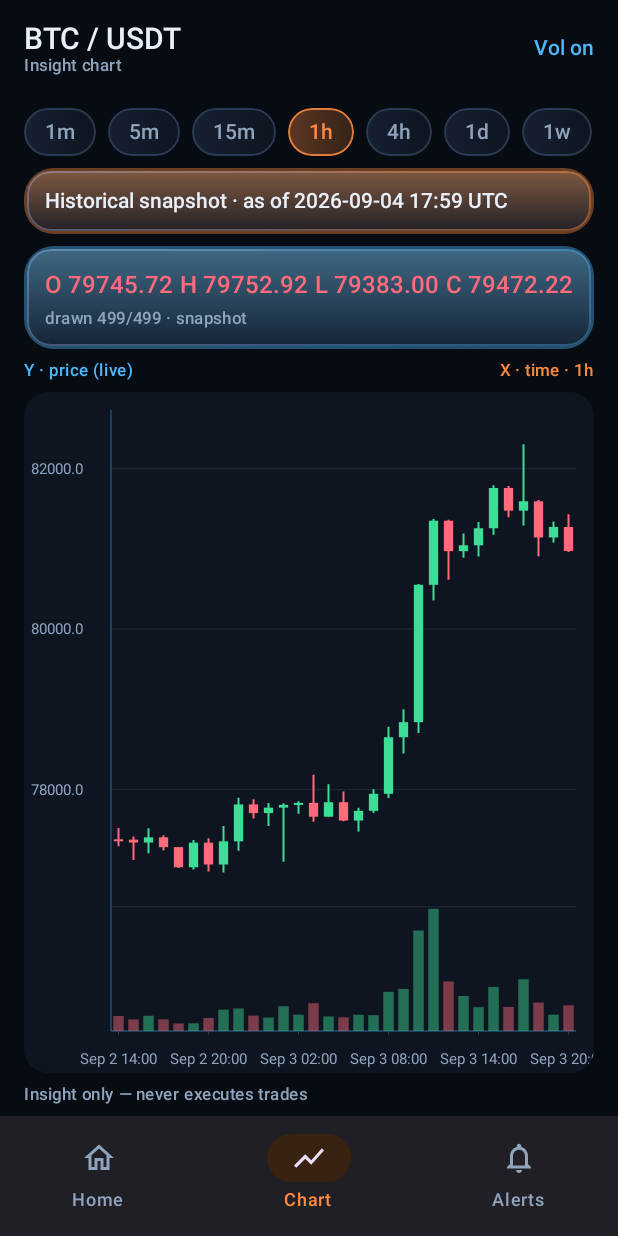
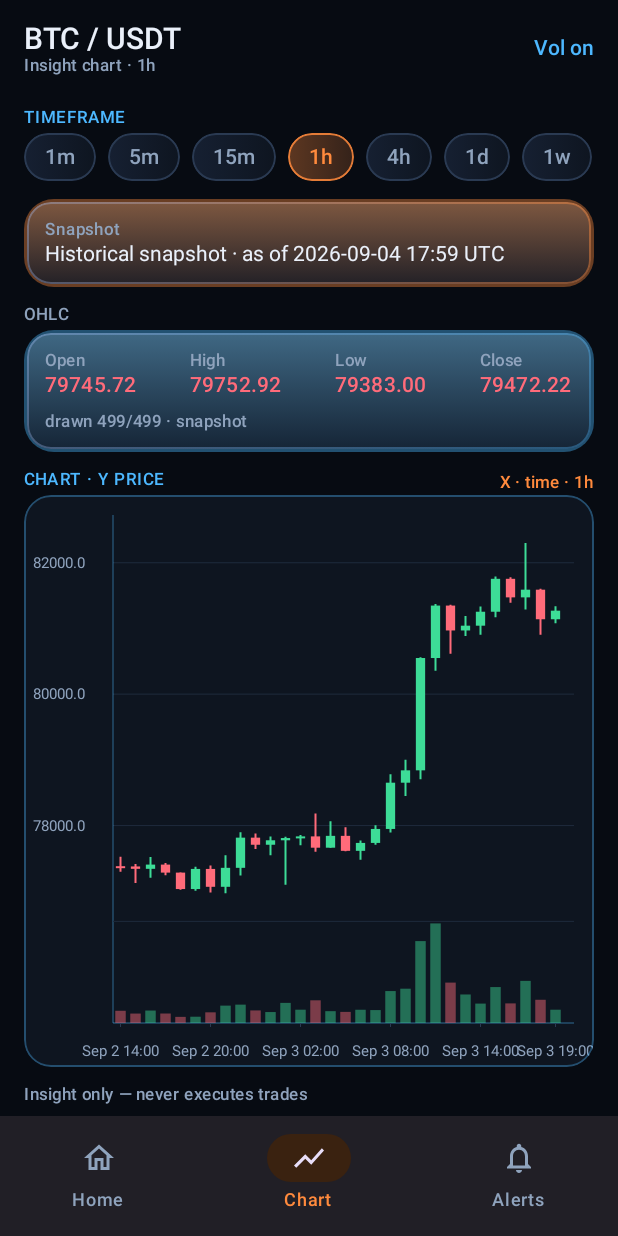
Before and after one commit to dice5am/confluence_app, an Android app built with Jetpack Compose: the screen it shows after launch (MainActivity), item 2 of the bottom bar chosen, on a phone screen of 412 x 824 dp. Run offline under Robolectric (Android 15) with nearby library versions, the light colour scheme and no system bars.

Commit message:
MOB P2: holistic UI uplift (hierarchy/chrome/states)
AppSectionLabel + chart/home section rhythm, banner title/body,
OHLC cells, glass chart pane, clearer empty/loading — no P3,
snapshot path untouched. Axes already on main (c87d480).

```diff
--- /dev/null
+++ b/core-ui/src/main/java/com/cavin/confluence/core/ui/components/AppSectionLabel.kt
@@ -0,0 +1,31 @@
+package com.cavin.confluence.core.ui.components
+
+import androidx.compose.foundation.layout.padding
+import androidx.compose.material3.MaterialTheme
+import androidx.compose.material3.Text
+import androidx.compose.runtime.Composable
+import androidx.compose.ui.Modifier
+import androidx.compose.ui.text.font.FontWeight
+import androidx.compose.ui.text.style.TextOverflow
+import androidx.compose.ui.unit.dp
+import androidx.compose.ui.unit.sp
+import com.cavin.confluence.core.ui.theme.ConfluenceColors
+
+/** Small hierarchy label above a chrome block (chips, cards, chart pane). */
+@Composable
+fun AppSectionLabel(
+    text: String,
+    modifier: Modifier = Modifier,
+    accent: Boolean = false,
+) {
+    Text(
+        text = text.uppercase(),
+        modifier = modifier.padding(bottom = 4.dp),
+        style = MaterialTheme.typography.labelSmall,
+        fontWeight = FontWeight.SemiBold,
+        letterSpacing = 0.8.sp,
+        color = if (accent) ConfluenceColors.Primary else ConfluenceColors.OnSurfaceMuted,
+        maxLines = 1,
+        overflow = TextOverflow.Ellipsis,
+    )
+}
--- a/feature-chart/src/main/java/com/cavin/confluence/feature/chart/ChartScreen.kt
+++ b/feature-chart/src/main/java/com/cavin/confluence/feature/chart/ChartScreen.kt
@@ -1,6 +1,7 @@
 package com.cavin.confluence.feature.chart
 
 import androidx.compose.foundation.background
+import androidx.compose.foundation.border
 import androidx.compose.foundation.horizontalScroll
 import androidx.compose.foundation.layout.Arrangement
 import androidx.compose.foundation.layout.Box
@@ -28,6 +29,7 @@ import androidx.compose.ui.draw.clip
 import androidx.compose.ui.text.font.FontWeight
 import androidx.compose.ui.tooling.preview.Preview
 import androidx.compose.ui.unit.dp
+import androidx.compose.ui.unit.sp
 import androidx.lifecycle.compose.collectAsStateWithLifecycle
 import androidx.lifecycle.viewmodel.compose.viewModel
 import com.cavin.confluence.core.ui.components.AppButton
@@ -36,6 +38,7 @@ import com.cavin.confluence.core.ui.components.AppCard
 import com.cavin.confluence.core.ui.components.AppCardGlow
 import com.cavin.confluence.core.ui.components.AppChip
 import com.cavin.confluence.core.ui.components.AppChipAccent
+import com.cavin.confluence.core.ui.components.AppSectionLabel
 import com.cavin.confluence.core.ui.components.AppTextButton
 import com.cavin.confluence.core.ui.theme.ConfluenceColors
 import com.cavin.confluence.core.ui.theme.ConfluenceTheme
@@ -86,6 +89,7 @@ fun ChartScreen(
     onBack: () -> Unit = {},
 ) {
     val spacing = ConfluenceThemeAccess.spacing
+    val chartShape = RoundedCornerShape(18.dp)
 
     Scaffold(
         topBar = {
@@ -98,7 +102,7 @@ fun ChartScreen(
                             fontWeight = FontWeight.SemiBold,
                         )
                         Text(
-                            "Insight chart",
+                            "Insight chart · ${state.timeframe.wire}",
                             style = MaterialTheme.typography.labelSmall,
                             color = ConfluenceColors.OnSurfaceMuted,
                         )
@@ -121,8 +125,10 @@ fun ChartScreen(
                 .fillMaxSize()
                 .padding(padding)
                 .padding(horizontal = spacing.lg, vertical = spacing.sm),
-            verticalArrangement = Arrangement.spacedBy(spacing.sm),
+            verticalArrangement = Arrangement.spacedBy(spacing.md),
         ) {
+            Column {
+                AppSectionLabel("Timeframe", accent = true)
                 Row(
                     modifier = Modifier
                         .fillMaxWidth()
@@ -138,17 +144,14 @@ fun ChartScreen(
                         )
                     }
                 }
+            }
 
-            // Snapshot banner is surfaced via ChartStatusBanner (usingFixtures + healthNote)
-            // and explicit snapshotBanner when present.
             state.snapshotBanner?.let { note ->
-                AppCard(glow = AppCardGlow.Orange, contentPadding = 12.dp) {
-                    Text(
-                        text = note,
-                        style = MaterialTheme.typography.labelLarge,
-                        color = ConfluenceColors.OnSurface,
+                StatusBannerCard(
+                    title = "Snapshot",
+                    body = note,
+                    glow = AppCardGlow.Orange,
                 )
-                }
             }
 
             ChartStatusBanner(
@@ -157,15 +160,16 @@ fun ChartScreen(
                 health = state.health?.status,
                 healthNote = state.health?.note,
                 empty = !state.loading && state.error == null && state.candles.isEmpty(),
-                // Avoid duplicate "Historical snapshot" card when snapshotBanner is shown above.
                 usingFixtures = state.usingFixtures && state.snapshotBanner == null,
                 onRetry = onRetry,
             )
 
+            Column {
+                AppSectionLabel("OHLC")
                 AppCard(glow = AppCardGlow.Blue, contentPadding = spacing.md) {
                     OhlcReadout(candle = state.crosshair ?: state.candles.lastOrNull())
                     if (state.rawCandleCount > 0) {
-                    Spacer(Modifier.height(spacing.xs))
+                        Spacer(Modifier.height(spacing.sm))
                         Text(
                             text = buildString {
                                 append("drawn ${state.candles.size}/${state.rawCandleCount}")
@@ -181,17 +185,15 @@ fun ChartScreen(
                         )
                     }
                 }
+            }
 
+            Column(Modifier.weight(1f)) {
                 Row(
                     Modifier.fillMaxWidth(),
                     horizontalArrangement = Arrangement.SpaceBetween,
+                    verticalAlignment = Alignment.CenterVertically,
                 ) {
-                Text(
-                    "Y · price (live)",
-                    style = MaterialTheme.typography.labelSmall,
-                    color = ConfluenceColors.Primary,
-                    fontWeight = FontWeight.SemiBold,
-                )
+                    AppSectionLabel("Chart · Y price", accent = true)
                     Text(
                         "X · time · ${state.timeframe.wire}",
                         style = MaterialTheme.typography.labelSmall,
@@ -203,16 +205,25 @@ fun ChartScreen(
                     modifier = Modifier
                         .weight(1f)
                         .fillMaxWidth()
-                    .clip(RoundedCornerShape(16.dp))
+                        .clip(chartShape)
                         .background(ConfluenceColors.Surface)
-                    .padding(2.dp),
+                        .border(1.dp, ConfluenceColors.Primary.copy(alpha = 0.35f), chartShape)
+                        .padding(3.dp),
                 ) {
                     when {
                         state.loading && state.candles.isEmpty() ->
-                        CircularProgressIndicator(
+                            Column(
                                 Modifier.align(Alignment.Center),
-                            color = ConfluenceColors.Primary,
+                                horizontalAlignment = Alignment.CenterHorizontally,
+                            ) {
+                                CircularProgressIndicator(color = ConfluenceColors.Primary)
+                                Spacer(Modifier.height(spacing.sm))
+                                Text(
+                                    "Loading candles…",
+                                    style = MaterialTheme.typography.labelLarge,
+                                    color = ConfluenceColors.OnSurfaceMuted,
                                 )
+                            }
                         state.candles.isNotEmpty() -> CandleChart(
                             candles = state.candles,
                             showVolume = state.showVolume,
@@ -220,11 +231,26 @@ fun ChartScreen(
                             modifier = Modifier.fillMaxSize(),
                             onCrosshairCandle = onCrosshair,
                         )
-                    else -> Text(
-                        "No series for ${state.timeframe.wire}",
-                        modifier = Modifier.align(Alignment.Center),
+                        else -> Column(
+                            Modifier
+                                .align(Alignment.Center)
+                                .padding(spacing.lg),
+                            horizontalAlignment = Alignment.CenterHorizontally,
+                        ) {
+                            Text(
+                                "No series",
+                                style = MaterialTheme.typography.titleMedium,
+                                fontWeight = FontWeight.SemiBold,
+                                color = ConfluenceColors.OnSurface,
+                            )
+                            Spacer(Modifier.height(spacing.xs))
+                            Text(
+                                "Nothing for ${state.timeframe.wire} yet",
+                                style = MaterialTheme.typography.bodyMedium,
                                 color = ConfluenceColors.OnSurfaceMuted,
                             )
+                        }
+                    }
                 }
             }
 
@@ -245,6 +271,39 @@ fun ChartScreen(
 }
 
 @Composable
+private fun StatusBannerCard(
+    title: String,
+    body: String,
+    glow: AppCardGlow,
+    trailing: (@Composable () -> Unit)? = null,
+) {
+    AppCard(glow = glow, contentPadding = 12.dp) {
+        Row(
+            Modifier.fillMaxWidth(),
+            verticalAlignment = Alignment.CenterVertically,
+            horizontalArrangement = Arrangement.SpaceBetween,
+        ) {
+            Column(Modifier.weight(1f)) {
+                Text(
+                    title,
+                    style = MaterialTheme.typography.labelSmall,
+                    fontWeight = FontWeight.SemiBold,
+                    color = ConfluenceColors.OnSurfaceMuted,
+                    letterSpacing = 0.6.sp,
+                )
+                Spacer(Modifier.height(2.dp))
+                Text(
+                    body,
+                    style = MaterialTheme.typography.bodyMedium,
+                    color = ConfluenceColors.OnSurface,
+                )
+            }
+            trailing?.invoke()
+        }
+    }
+}
+
+@Composable
 private fun ChartStatusBanner(
     loading: Boolean,
     error: String?,
@@ -254,48 +313,44 @@ private fun ChartStatusBanner(
     usingFixtures: Boolean,
     onRetry: () -> Unit,
 ) {
-    val (glow, msg) = when {
-        error != null -> AppCardGlow.Orange to "Error: $error"
-        empty -> AppCardGlow.Orange to "No candle data"
-        usingFixtures -> AppCardGlow.Orange to (
-            healthNote?.takeIf { it.isNotBlank() }
-                ?: "Fixture / snapshot mode"
+    val triple = when {
+        error != null -> Triple(AppCardGlow.Orange, "Error", error)
+        empty -> Triple(AppCardGlow.Orange, "Empty", "No candle data")
+        usingFixtures -> Triple(
+            AppCardGlow.Orange,
+            "Mode",
+            healthNote?.takeIf { it.isNotBlank() } ?: "Fixture / snapshot mode",
         )
         health == HealthStatus.STALE ->
-            AppCardGlow.Orange to (healthNote ?: "Stale feed")
+            Triple(AppCardGlow.Orange, "Stale", healthNote ?: "Stale feed")
         health == HealthStatus.DISCONNECTED ->
-            AppCardGlow.Orange to (healthNote ?: "Disconnected")
+            Triple(AppCardGlow.Orange, "Offline", healthNote ?: "Disconnected")
         health == HealthStatus.DEGRADED ->
-            AppCardGlow.Blue to (healthNote ?: "Degraded feed")
-        loading -> AppCardGlow.Blue to "Loading…"
+            Triple(AppCardGlow.Blue, "Degraded", healthNote ?: "Degraded feed")
+        loading -> Triple(AppCardGlow.Blue, "Loading", "Fetching series…")
         else -> return
     }
-    AppCard(glow = glow, contentPadding = 12.dp) {
-        Row(
-            Modifier.fillMaxWidth(),
-            verticalAlignment = Alignment.CenterVertically,
-            horizontalArrangement = Arrangement.SpaceBetween,
-        ) {
-            Text(
-                msg,
-                style = MaterialTheme.typography.labelLarge,
-                color = ConfluenceColors.OnSurface,
-                modifier = Modifier.weight(1f),
-            )
-            if (error != null || empty) {
+    StatusBannerCard(
+        title = triple.second,
+        body = triple.third,
+        glow = triple.first,
+        trailing = if (error != null || empty) {
+            {
                 AppButton(onClick = onRetry, style = AppButtonStyle.Secondary) {
                     Text("Retry")
                 }
             }
-        }
-    }
+        } else {
+            null
+        },
+    )
 }
 
 @Composable
 private fun OhlcReadout(candle: Candle?) {
     if (candle == null) {
         Text(
-            "OHLC —",
+            "Crosshair or last bar —",
             style = MaterialTheme.typography.titleMedium,
             color = ConfluenceColors.OnSurfaceMuted,
         )
@@ -308,10 +363,27 @@ private fun OhlcReadout(candle: Candle?) {
         modifier = Modifier.fillMaxWidth(),
         horizontalArrangement = Arrangement.SpaceBetween,
     ) {
-        Text("O ${fmt(candle.open)}", color = color, fontWeight = FontWeight.SemiBold)
-        Text("H ${fmt(candle.high)}", color = color, fontWeight = FontWeight.SemiBold)
-        Text("L ${fmt(candle.low)}", color = color, fontWeight = FontWeight.SemiBold)
-        Text("C ${fmt(candle.close)}", color = color, fontWeight = FontWeight.SemiBold)
+        OhlcCell("Open", fmt(candle.open), color)
+        OhlcCell("High", fmt(candle.high), color)
+        OhlcCell("Low", fmt(candle.low), color)
+        OhlcCell("Close", fmt(candle.close), color)
+    }
+}
+
+@Composable
+private fun OhlcCell(label: String, value: String, color: androidx.compose.ui.graphics.Color) {
+    Column(horizontalAlignment = Alignment.Start) {
+        Text(
+            label,
+            style = MaterialTheme.typography.labelSmall,
+            color = ConfluenceColors.OnSurfaceMuted,
+        )
+        Text(
+            value,
+            style = MaterialTheme.typography.titleSmall,
+            fontWeight = FontWeight.SemiBold,
+            color = color,
+        )
     }
 }
 
--- a/feature-home/src/main/java/com/cavin/confluence/feature/home/HomeScreen.kt
+++ b/feature-home/src/main/java/com/cavin/confluence/feature/home/HomeScreen.kt
@@ -39,6 +39,7 @@ import com.cavin.confluence.core.ui.components.AppButton
 import com.cavin.confluence.core.ui.components.AppButtonStyle
 import com.cavin.confluence.core.ui.components.AppCard
 import com.cavin.confluence.core.ui.components.AppCardGlow
+import com.cavin.confluence.core.ui.components.AppSectionLabel
 import com.cavin.confluence.core.ui.components.AppStatusChip
 import com.cavin.confluence.core.ui.theme.ConfluenceColors
 import com.cavin.confluence.core.ui.theme.ConfluenceTheme
@@ -180,9 +181,13 @@ private fun ReadyContent(
     } ?: "—%"
 
     Column(
-        modifier = Modifier.fillMaxWidth(),
-        verticalArrangement = Arrangement.spacedBy(spacing.md),
+        modifier = Modifier
+            .fillMaxWidth()
+            .padding(vertical = spacing.md),
+        verticalArrangement = Arrangement.spacedBy(spacing.lg),
     ) {
+        Column {
+            AppSectionLabel("Market", accent = true)
             AppCard(glow = AppCardGlow.Blue) {
                 Text(
                     text = "BTC / USDT",
@@ -197,6 +202,7 @@ private fun ReadyContent(
                     fontWeight = FontWeight.Bold,
                     color = ConfluenceColors.OnBackground,
                 )
+                Spacer(Modifier.height(spacing.sm))
                 Row(
                     verticalAlignment = Alignment.CenterVertically,
                     horizontalArrangement = Arrangement.spacedBy(spacing.md),
@@ -213,21 +219,24 @@ private fun ReadyContent(
                     )
                 }
                 quote.health.note?.takeIf { it.startsWith("Historical snapshot") }?.let { note ->
-                Spacer(Modifier.height(spacing.xs))
+                    Spacer(Modifier.height(spacing.sm))
                     Text(
                         text = note,
-                    style = MaterialTheme.typography.labelMedium,
+                        style = MaterialTheme.typography.bodySmall,
                         color = ConfluenceColors.OnSurfaceMuted,
                     )
                 }
-            Spacer(Modifier.height(spacing.sm))
+                Spacer(Modifier.height(spacing.md))
                 Text(
                     text = "Insight only — never executes trades",
                     style = MaterialTheme.typography.labelSmall,
                     color = ConfluenceColors.OnSurfaceMuted,
                 )
             }
+        }
 
+        Column(verticalArrangement = Arrangement.spacedBy(spacing.sm)) {
+            AppSectionLabel("Navigate")
             AppButton(
                 onClick = onOpenChart,
                 modifier = Modifier.fillMaxWidth(),
@@ -261,6 +270,7 @@ private fun ReadyContent(
             }
         }
     }
+}
 
 @Composable
 fun FreshnessChip(status: HealthStatus, snapshot: Boolean = false) {
@@ -277,10 +287,22 @@ fun FreshnessChip(status: HealthStatus, snapshot: Boolean = false) {
 @Composable
 private fun LoadingState() {
     Box(Modifier.fillMaxSize(), contentAlignment = Alignment.Center) {
-        Column(horizontalAlignment = Alignment.CenterHorizontally) {
+        AppCard(glow = AppCardGlow.Blue, modifier = Modifier.padding(horizontal = 8.dp)) {
+            Column(horizontalAlignment = Alignment.CenterHorizontally, modifier = Modifier.fillMaxWidth()) {
                 CircularProgressIndicator(color = ConfluenceColors.Primary)
                 Spacer(Modifier.height(12.dp))
-            Text("Loading market snapshot…", color = ConfluenceColors.OnSurfaceMuted)
+                Text(
+                    "Loading market snapshot…",
+                    style = MaterialTheme.typography.titleMedium,
+                    fontWeight = FontWeight.SemiBold,
+                )
+                Spacer(Modifier.height(4.dp))
+                Text(
+                    "Frozen Binance history when wired",
+                    style = MaterialTheme.typography.bodySmall,
+                    color = ConfluenceColors.OnSurfaceMuted,
+                )
+            }
         }
     }
 }
@@ -289,10 +311,18 @@ private fun LoadingState() {
 private fun EmptyState(onRetry: () -> Unit) {
     Box(Modifier.fillMaxSize(), contentAlignment = Alignment.Center) {
         AppCard(glow = AppCardGlow.Orange, modifier = Modifier.padding(horizontal = 8.dp)) {
-            Text("No market data yet", style = MaterialTheme.typography.titleLarge)
+            Text(
+                "Empty",
+                style = MaterialTheme.typography.labelSmall,
+                color = ConfluenceColors.OnSurfaceMuted,
+                fontWeight = FontWeight.SemiBold,
+            )
+            Spacer(Modifier.height(4.dp))
+            Text("No market data yet", style = MaterialTheme.typography.titleLarge, fontWeight = FontWeight.SemiBold)
             Spacer(Modifier.height(8.dp))
             Text(
-                "Fixtures or API have not provided a BTC/USDT snapshot.",
+                "No BTC/USDT snapshot available yet. Retry after assets or API are ready.",
+                style = MaterialTheme.typography.bodyMedium,
                 color = ConfluenceColors.OnSurfaceMuted,
             )
             Spacer(Modifier.height(16.dp))
@@ -305,9 +335,16 @@ private fun EmptyState(onRetry: () -> Unit) {
 private fun ErrorState(message: String, onRetry: () -> Unit) {
     Box(Modifier.fillMaxSize(), contentAlignment = Alignment.Center) {
         AppCard(glow = AppCardGlow.Orange, modifier = Modifier.padding(horizontal = 8.dp)) {
-            Text("Something went wrong", style = MaterialTheme.typography.titleLarge)
+            Text(
+                "Error",
+                style = MaterialTheme.typography.labelSmall,
+                color = ConfluenceColors.OnSurfaceMuted,
+                fontWeight = FontWeight.SemiBold,
+            )
+            Spacer(Modifier.height(4.dp))
+            Text("Something went wrong", style = MaterialTheme.typography.titleLarge, fontWeight = FontWeight.SemiBold)
             Spacer(Modifier.height(8.dp))
-            Text(message, color = ConfluenceColors.Error)
+            Text(message, style = MaterialTheme.typography.bodyMedium, color = ConfluenceColors.Error)
             Spacer(Modifier.height(16.dp))
             AppButton(onClick = onRetry, style = AppButtonStyle.Secondary) { Text("Retry") }
         }
```
Lines whose indentation alone changed are shown as unchanged.
